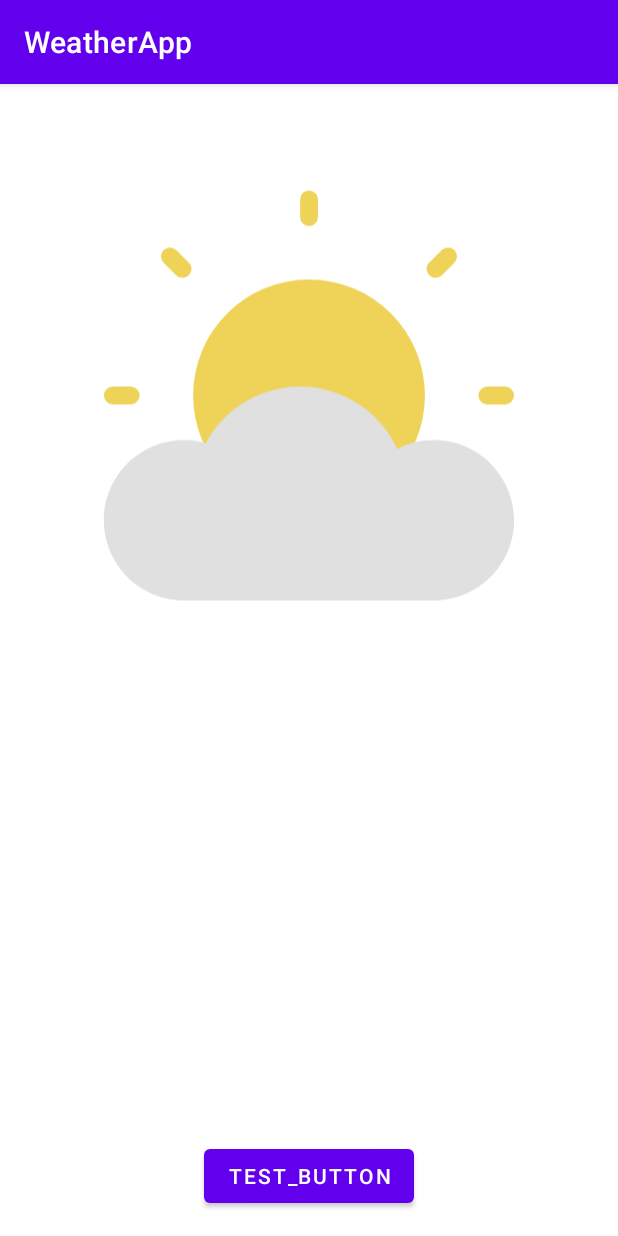
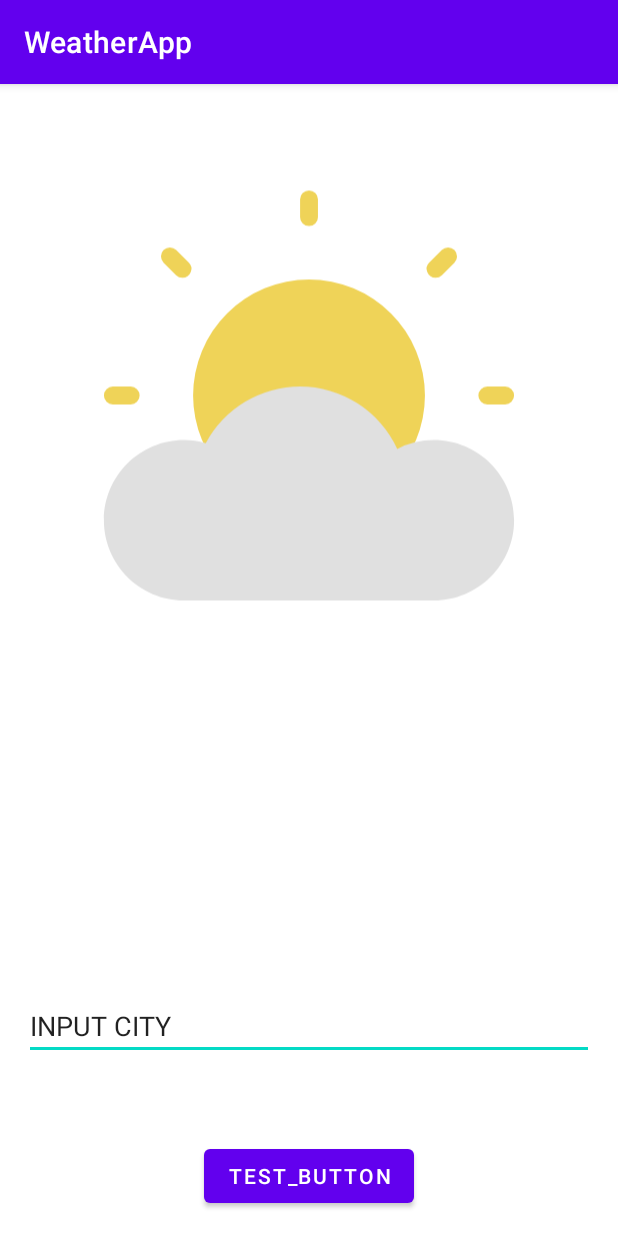
Before and after one commit to Pi4yka/WeatherApp, an Android app: the screen it shows after launch (MainActivity), on a phone screen of 412 x 824 dp. Run offline under Robolectric (Android 15) with nearby library versions, the phone set to English and light mode, and no system bars.

Commit message:
Сделал вывод по кнопке и с вводом города(на английском языке только)

```diff
--- a/app/src/main/java/com/example/weatherapp/presentation/screen/weather/WeatherFragment.kt
+++ b/app/src/main/java/com/example/weatherapp/presentation/screen/weather/WeatherFragment.kt
@@ -36,12 +36,22 @@ class WeatherFragment : Fragment(R.layout.fragment_weather) {
         }
 
         viewModel.weather.observe(viewLifecycleOwner, weatherResultObserver)
+        getWeather("Dedenevo")
 
-        getWeather()
+        bindingWeatherFragment.button.setOnClickListener {
+            if (isInputEmpty()){
+                getWeather(bindingWeatherFragment.editText.text.toString())
+            }
+            else {
+                getWeather("Moscow")
+            }
+        }
     }
 
-    private fun getWeather() {
-        val city = "Dmitrov"
+    private fun isInputEmpty(): Boolean =
+        bindingWeatherFragment.editText.text.toString().isNotEmpty()
+
+    private fun getWeather(city: String) {
         viewModel.getWeatherCity(city)
     }
 
--- a/app/src/main/res/layout/fragment_weather.xml
+++ b/app/src/main/res/layout/fragment_weather.xml
@@ -5,6 +5,16 @@
     android:layout_width="match_parent"
     android:layout_height="match_parent"
     android:layout_marginHorizontal="16dp">
+
+    <EditText
+        android:id="@+id/editText"
+        android:layout_width="match_parent"
+        android:layout_height="wrap_content"
+        android:text="INPUT CITY"
+        app:layout_constraintBottom_toTopOf="@+id/button"
+        app:layout_constraintEnd_toEndOf="parent"
+        app:layout_constraintStart_toStartOf="parent"
+        app:layout_constraintTop_toBottomOf="@+id/textView" />
 
     <ImageView
         android:id="@+id/imageView"
```
